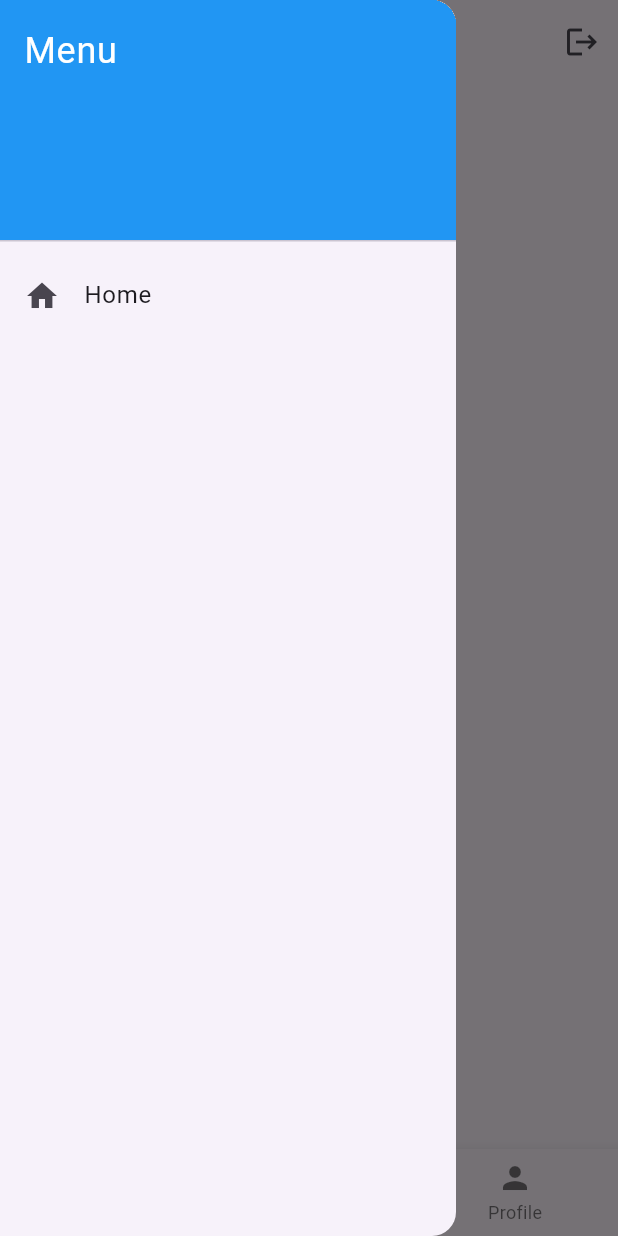
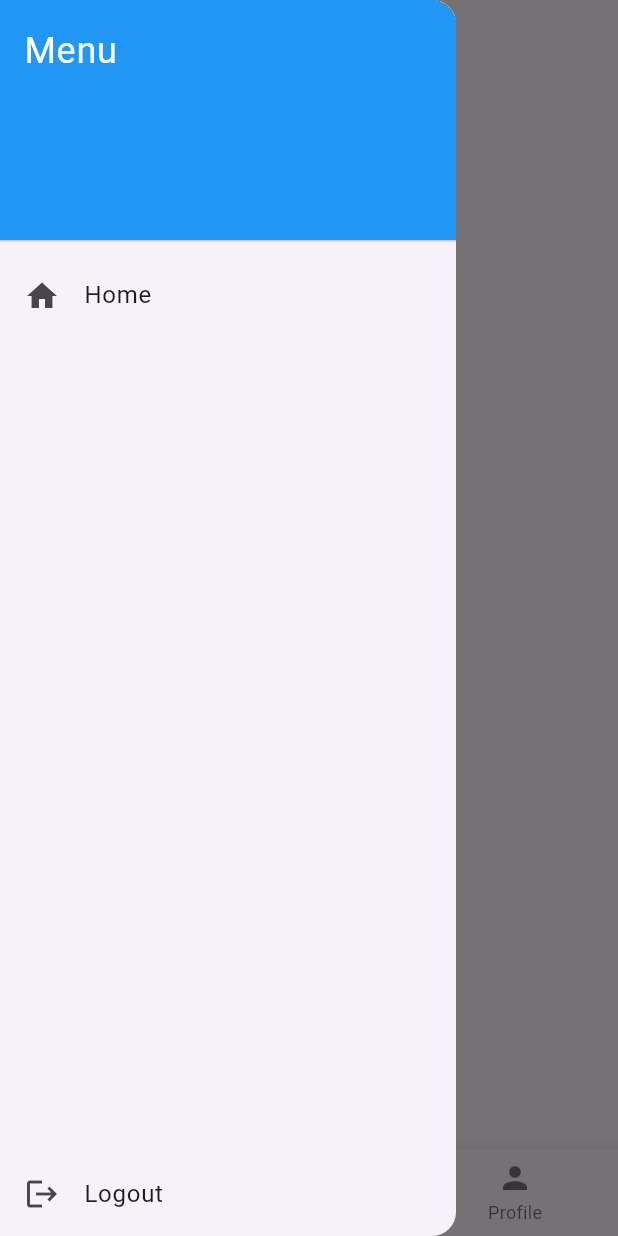
Before and after one commit to codenik01/Hackathon_0.1, a Flutter app: the HomeScreen screen opened directly with empty values, with the side drawer open, on a phone screen of 412 x 824 dp. Run offline on Flutter 3.47's test engine with Material 3 defaults, Android fonts, the light colour scheme and no system bars; our stand-ins replace firebase_auth, firebase_core; accounts and stored records are empty.

Commit message:
logout button moved

```diff
--- a/lib/screen/home_screen.dart
+++ b/lib/screen/home_screen.dart
@@ -38,6 +38,9 @@ class _HomeScreenState extends State<HomeScreen> {
   Widget build(BuildContext context) {
     return Scaffold(
       drawer: Drawer(
+  child: Column(
+    children: [
+      Expanded(
         child: ListView(
           padding: EdgeInsets.zero,
           children: <Widget>[
@@ -55,17 +58,25 @@ class _HomeScreenState extends State<HomeScreen> {
                 Navigator.pop(context);
               },
             ),
-            // Add more items if needed
+            // Add more items here if needed
           ],
         ),
       ),
+      // Logout button at the bottom
+      ListTile(
+        leading: Icon(Icons.logout),
+        title: Text('Logout'),
+        onTap: () => logout(context),
+      ),
+
+    ],
+  ),
+),
+
       appBar: AppBar(
         title: Text("Welcome ${widget.username}"),
         actions: [
-          IconButton(
-            onPressed: () => logout(context),
-            icon: Icon(Icons.logout),
-          ),
+
         ],
       ),
       body: _pages[_selectedIndex],
```
